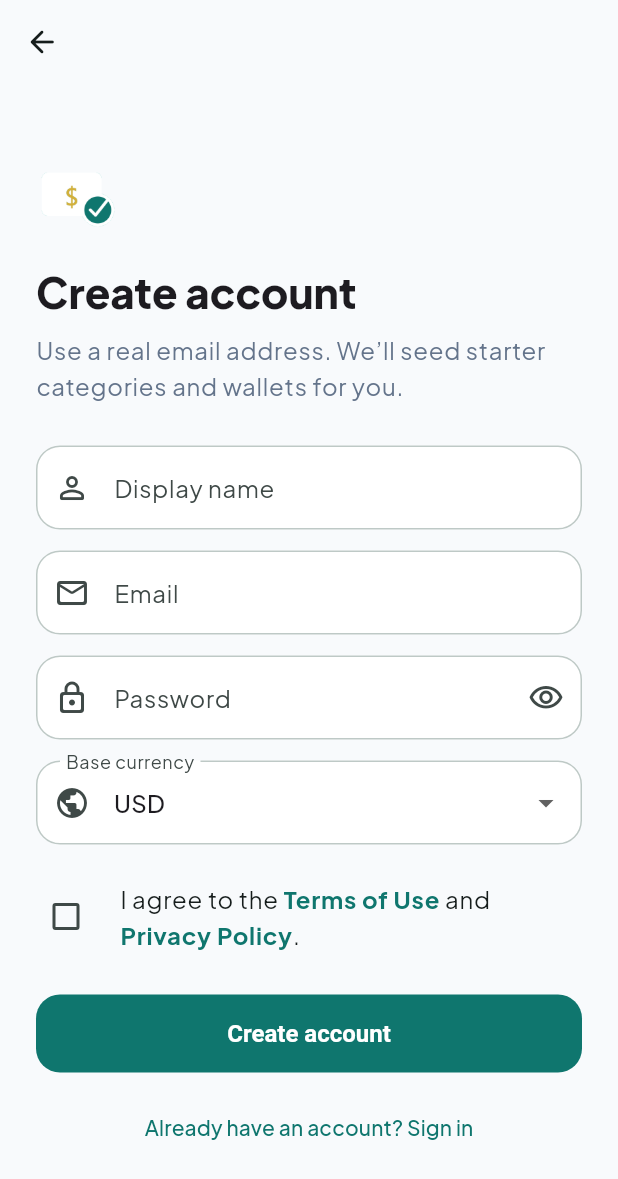
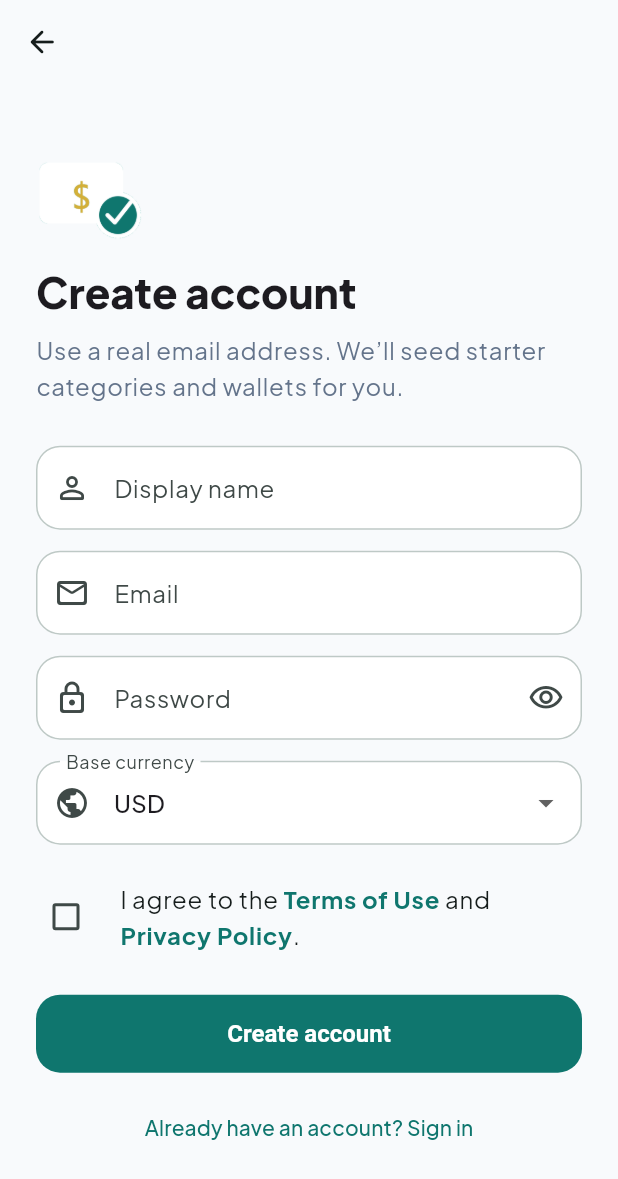
Before and after one commit to DilanSenanayake/money-manager, a Flutter app: the screen it shows after launch, after a tap on "Sign in", after a tap on "Need an account? Sign up", on a phone screen of 412 x 824 dp. Shown: the top 1179 px of the screen. Run offline on Flutter 3.47's test engine with Material 3 defaults, Android fonts, the phone set to English and light mode, and no system bars; our stand-ins replace dio, equatable, fl_chart, flutter_dotenv, flutter_riverpod, go_router and 5 more; missing offline and left inert: google_mlkit_text_recognition; accounts and stored records are empty.

Commit message:
Update app icons and branding assets for improved visual consistency
- Changed adaptive icon background in `pubspec.yaml` to use a new image asset.
- Added new launcher background and foreground images for various screen densities.
- Updated logo dimensions in login, signup, and splash pages for better visibility.
- Modified web manifest to reflect updated icon configurations and purposes.
- Enhanced overall branding assets across mobile and web platforms.

```diff
--- a/apps/mobile/lib/features/authentication/presentation/login_page.dart
+++ b/apps/mobile/lib/features/authentication/presentation/login_page.dart
@@ -79,8 +79,8 @@ class _LoginPageState extends ConsumerState<LoginPage> {
                         alignment: Alignment.centerLeft,
                         child: Image.asset(
                           'assets/icons/logo.png',
-                          width: 56,
-                          height: 56,
+                          width: 72,
+                          fit: BoxFit.contain,
                         ),
                       ),
                       const SizedBox(height: 16),
--- a/apps/mobile/lib/features/authentication/presentation/signup_page.dart
+++ b/apps/mobile/lib/features/authentication/presentation/signup_page.dart
@@ -106,8 +106,8 @@ class _SignupPageState extends ConsumerState<SignupPage> {
                         alignment: Alignment.centerLeft,
                         child: Image.asset(
                           'assets/icons/logo.png',
-                          width: 56,
-                          height: 56,
+                          width: 72,
+                          fit: BoxFit.contain,
                         ),
                       ),
                       const SizedBox(height: 16),
--- a/apps/mobile/lib/features/authentication/presentation/splash_page.dart
+++ b/apps/mobile/lib/features/authentication/presentation/splash_page.dart
@@ -98,8 +98,8 @@ class _SplashPageState extends ConsumerState<SplashPage> {
               children: [
                 Image.asset(
                   'assets/icons/logo.png',
-                  width: 88,
-                  height: 88,
+                  width: 120,
+                  fit: BoxFit.contain,
                 ),
                 const SizedBox(height: 20),
                 const Text(
--- a/apps/mobile/pubspec.yaml
+++ b/apps/mobile/pubspec.yaml
@@ -41,6 +41,6 @@ flutter_launcher_icons:
   android: true
   ios: true
   image_path: assets/icons/app_icon.png
-  adaptive_icon_background: "#0d9488"
+  adaptive_icon_background: assets/icons/launcher_bg.png
   adaptive_icon_foreground: assets/icons/app_icon.png
   remove_alpha_ios: true
```
Also changed, not shown: apps/mobile/assets/icons/app_icon.png, apps/mobile/assets/icons/launcher_bg.png (added), apps/mobile/assets/icons/logo.png, 55 other files.
